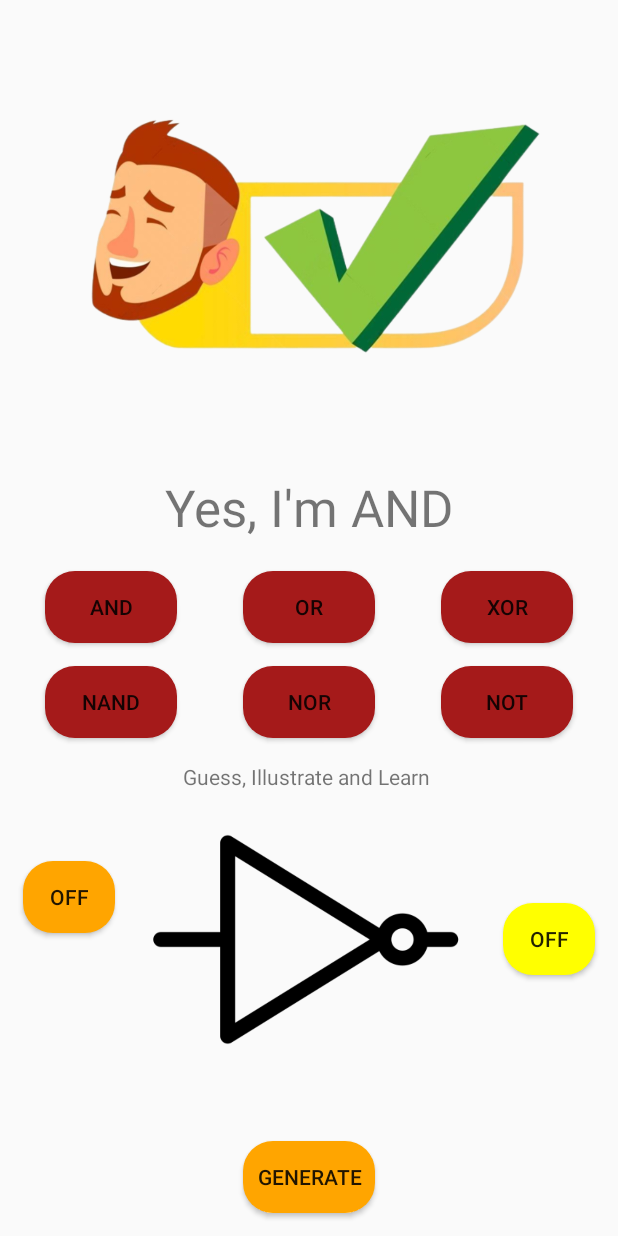
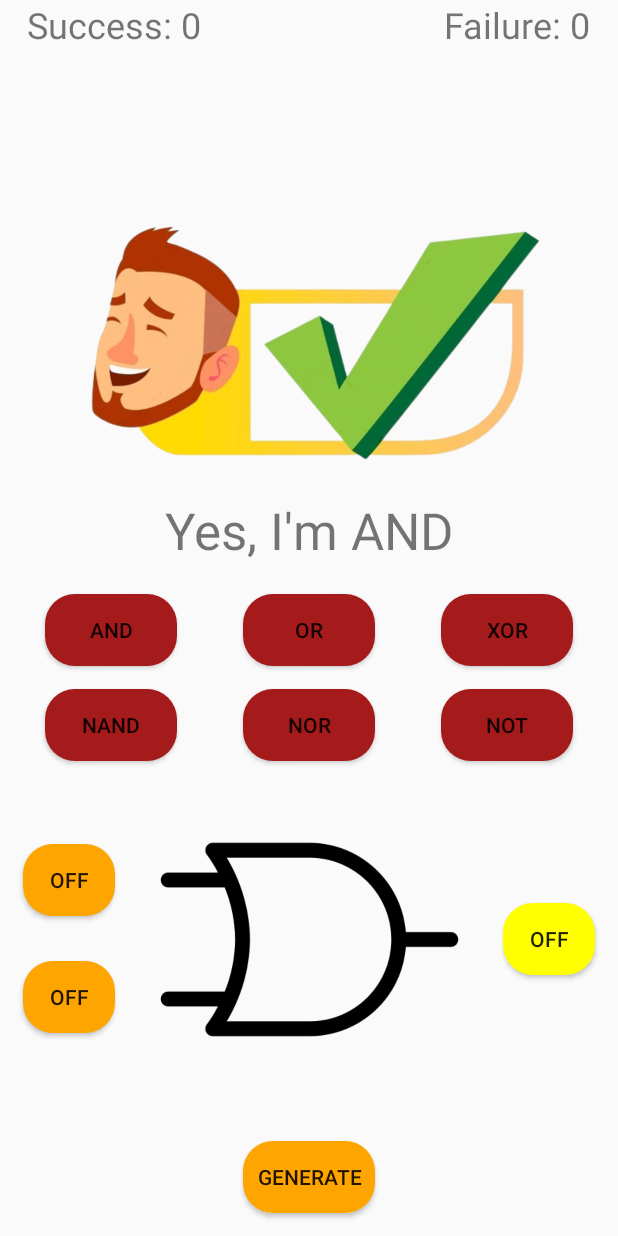
Before and after one commit to Eenyi/LogicGatesApk, an Android app: the screen it shows after launch (MainActivity), after a tap on "GENERATE", on a phone screen of 412 x 824 dp. Run offline under Robolectric (Android 15) with nearby library versions, the phone set to English and light mode, and no system bars; 1 statement that could not run was skipped.

Commit message:
C-4-Random Options Not Working

```diff
--- a/app/src/main/java/com/example/logicgates/MainActivity.java
+++ b/app/src/main/java/com/example/logicgates/MainActivity.java
@@ -12,6 +12,8 @@
 import android.widget.RelativeLayout;
 import android.widget.TextView;
 
+import java.util.ArrayList;
+import java.util.List;
 import java.util.Random;
 
 
@@ -19,9 +21,11 @@
     /*Declaring Varialbes*/
     Button generate, input1, input2, output;
     ImageView gateImage;
-    int [] arrDrawable = {R.drawable.and, R.drawable.or, R.drawable.nand, R.drawable.nor, R.drawable.not, R.drawable.xor};
+    int [] arrDrawable = {R.drawable.and, R.drawable.or, R.drawable.nand, R.drawable.nor, R.drawable.not, R.drawable.xor},
+    options = {R.id.btn1, R.id.btn2, R.id.btn3, R.id.btn4, R.id.btn5, R.id.btn6};
+    String [] optionText = {"AND", "OR", "NAND", "NOR", "NOT", "XOR"};
     Random rand = new Random();
-    int selectedGateIndex;
+    int selectedGateIndex, optionRandomIndex;
 
     @Override
     protected void onCreate(Bundle savedInstanceState) {
@@ -39,6 +43,19 @@
         int notBottomMargin = lp.bottomMargin+100;
             @Override
             public void onClick(View view) {
+                /*Code to Set Options on Buttons*/
+                List<String> randOption = new ArrayList<String>();
+                while(randOption.size() != 6) {
+                    optionRandomIndex = rand.nextInt(6);
+                    if (!randOption.contains(optionText[optionRandomIndex])) {
+                        randOption.add(optionText[optionRandomIndex]);
+                    }
+                }
+                for (int i = 0; i < options.length; i++) {
+                    Button tempBtn = findViewById(options[i]);
+                    tempBtn.setText(randOption.indexOf(i));
+                }
+                /*Generate Button Functionality to change Gates Images*/
                 selectedGateIndex = rand.nextInt(6);
                 gateImage.setImageResource(arrDrawable[selectedGateIndex]);
                 /*Special NOT Case handle*/
--- a/app/src/main/res/layout/activity_main.xml
+++ b/app/src/main/res/layout/activity_main.xml
@@ -62,77 +62,66 @@
         app:layout_constraintBottom_toBottomOf="parent"
         app:layout_constraintEnd_toEndOf="parent" />
 
-    <TextView
-        android:id="@+id/title"
-        android:layout_width="wrap_content"
-        android:layout_height="wrap_content"
-        android:layout_marginBottom="-20dp"
-        android:text="Guess, Illustrate and Learn "
-        app:layout_constraintBottom_toTopOf="@+id/gateImage"
-        app:layout_constraintEnd_toEndOf="parent"
-        app:layout_constraintStart_toStartOf="parent" />
-
     <Button
-        android:id="@+id/notbtn"
+        android:id="@+id/btn6"
         android:layout_width="wrap_content"
         android:layout_height="wrap_content"
         android:layout_marginEnd="30dp"
         android:text="not"
         android:background="@drawable/color_brown"
-        app:layout_constraintBottom_toBottomOf="@+id/norbtn"
+        app:layout_constraintBottom_toBottomOf="@+id/btn5"
         app:layout_constraintEnd_toEndOf="parent" />
 
     <Button
-        android:id="@+id/xorbtn"
+        android:id="@+id/btn3"
         android:layout_width="wrap_content"
         android:layout_height="wrap_content"
         android:layout_marginBottom="15dp"
         android:text="xor"
         android:background="@drawable/color_brown"
-        app:layout_constraintBottom_toTopOf="@+id/notbtn"
-        app:layout_constraintStart_toStartOf="@+id/notbtn" />
+        app:layout_constraintBottom_toTopOf="@+id/btn6"
+        app:layout_constraintStart_toStartOf="@+id/btn6" />
 
     <Button
-        android:id="@+id/norbtn"
+        android:id="@+id/btn5"
         android:layout_width="wrap_content"
         android:layout_height="wrap_content"
-        android:layout_marginBottom="15dp"
+        android:background="@drawable/color_brown"
         android:text="nor"
-        android:background="@drawable/color_brown"
         app:layout_constraintBottom_toTopOf="@+id/gateImage"
-        app:layout_constraintEnd_toStartOf="@+id/notbtn"
-        app:layout_constraintStart_toEndOf="@+id/nandbtn" />
+        app:layout_constraintEnd_toStartOf="@+id/btn6"
+        app:layout_constraintStart_toEndOf="@+id/btn4" />
 
     <Button
-        android:id="@+id/nandbtn"
+        android:id="@+id/btn4"
         android:layout_width="wrap_content"
         android:layout_height="wrap_content"
         android:layout_marginStart="30dp"
         android:text="nand"
         android:background="@drawable/color_brown"
-        app:layout_constraintBottom_toBottomOf="@+id/norbtn"
+        app:layout_constraintBottom_toBottomOf="@+id/btn5"
         app:layout_constraintStart_toStartOf="parent" />
 
     <Button
-        android:id="@+id/orbtn"
+        android:id="@+id/btn2"
         android:layout_width="wrap_content"
         android:layout_height="wrap_content"
         android:layout_marginBottom="15dp"
         android:text="or"
         android:background="@drawable/color_brown"
-        app:layout_constraintBottom_toTopOf="@+id/norbtn"
-        app:layout_constraintEnd_toStartOf="@+id/xorbtn"
-        app:layout_constraintStart_toEndOf="@+id/andbtn" />
+        app:layout_constraintBottom_toTopOf="@+id/btn5"
+        app:layout_constraintEnd_toStartOf="@+id/btn3"
+        app:layout_constraintStart_toEndOf="@+id/btn1" />
 
     <Button
-        android:id="@+id/andbtn"
+        android:id="@+id/btn1"
         android:layout_width="wrap_content"
         android:layout_height="wrap_content"
         android:layout_marginBottom="15dp"
         android:text="and"
         android:background="@drawable/color_brown"
-        app:layout_constraintBottom_toTopOf="@+id/nandbtn"
-        app:layout_constraintEnd_toEndOf="@+id/nandbtn" />
+        app:layout_constraintBottom_toTopOf="@+id/btn4"
+        app:layout_constraintEnd_toEndOf="@+id/btn4" />
 
     <TextView
         android:id="@+id/name"
@@ -141,7 +130,7 @@
         android:layout_marginBottom="20dp"
         android:text="Yes, I'm AND"
         android:textSize="34sp"
-        app:layout_constraintBottom_toTopOf="@+id/orbtn"
+        app:layout_constraintBottom_toTopOf="@+id/btn2"
         app:layout_constraintEnd_toEndOf="parent"
         app:layout_constraintStart_toStartOf="parent" />
 
@@ -153,7 +142,27 @@
         app:layout_constraintBottom_toTopOf="@+id/name"
         app:layout_constraintEnd_toEndOf="parent"
         app:layout_constraintStart_toStartOf="parent"
-        app:layout_constraintTop_toTopOf="parent"
-        app:srcCompat="@drawable/r"/>
+        app:srcCompat="@drawable/r" />
+
+    <TextView
+        android:id="@+id/success"
+        android:layout_width="wrap_content"
+        android:layout_height="wrap_content"
+        android:text="Success: 0"
+        android:textSize="24sp"
+        app:layout_constraintEnd_toStartOf="@+id/failure"
+        app:layout_constraintStart_toStartOf="parent"
+        app:layout_constraintTop_toTopOf="parent" />
+
+    <TextView
+        android:id="@+id/failure"
+        android:layout_width="wrap_content"
+        android:layout_height="wrap_content"
+        android:layout_marginStart="143dp"
+        android:text="Failure: 0"
+        android:textSize="24sp"
+        app:layout_constraintEnd_toEndOf="parent"
+        app:layout_constraintStart_toEndOf="@+id/success"
+        app:layout_constraintTop_toTopOf="parent" />
 
 </androidx.constraintlayout.widget.ConstraintLayout>
```
